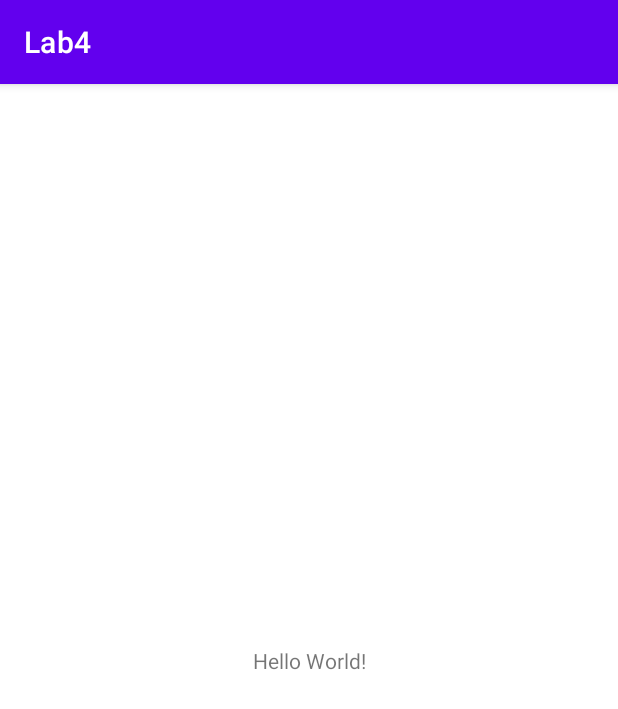
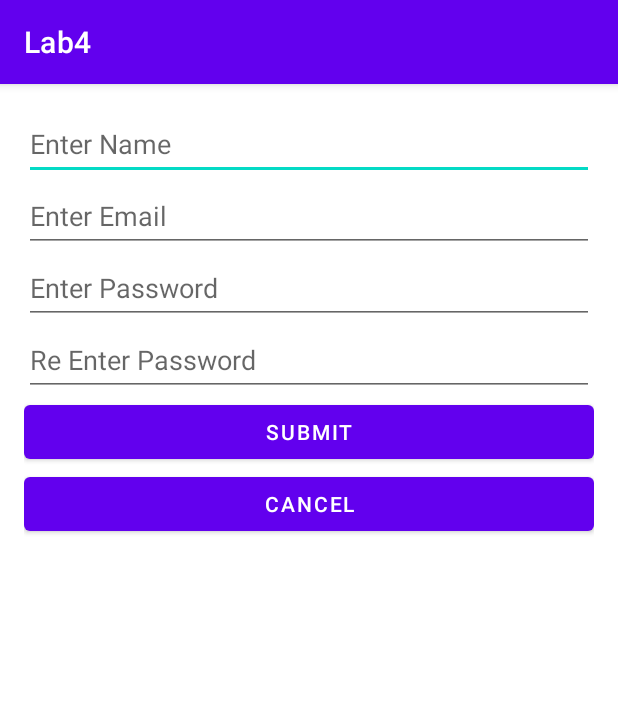
Before and after one commit to it21159794/MADTutorial04, an Android app: the screen it shows after launch (MainActivity), on a phone screen of 412 x 824 dp. Shown: the top 709 px of the screen. Run offline under Robolectric (Android 15) with nearby library versions, the phone set to English and light mode, and no system bars.

Commit message:
Initial commit

```diff
--- a/app/src/main/res/layout/activity_main.xml
+++ b/app/src/main/res/layout/activity_main.xml
@@ -1,18 +1,61 @@
 <?xml version="1.0" encoding="utf-8"?>
-<androidx.constraintlayout.widget.ConstraintLayout xmlns:android="http://schemas.android.com/apk/res/android"
+<LinearLayout xmlns:android="http://schemas.android.com/apk/res/android"
     xmlns:app="http://schemas.android.com/apk/res-auto"
     xmlns:tools="http://schemas.android.com/tools"
     android:layout_width="match_parent"
     android:layout_height="match_parent"
+    android:layout_marginLeft="16dp"
+    android:layout_marginTop="16dp"
+    android:layout_marginRight="16dp"
+    android:layout_marginBottom="16dp"
+    android:orientation="vertical"
     tools:context=".MainActivity">
 
-    <TextView
-        android:layout_width="wrap_content"
+    <EditText
+        android:id="@+id/editTextTextPersonName"
+        android:layout_width="match_parent"
+        android:layout_height="48dp"
+        android:height="48dp"
+        android:ems="10"
+        android:hint="@string/edtName"
+        android:inputType="textPersonName" />
+
+    <EditText
+        android:id="@+id/editTextTextPersonName2"
+        android:layout_width="match_parent"
+        android:layout_height="48dp"
+        android:height="48dp"
+        android:ems="10"
+        android:hint="@string/edtEmail"
+        android:inputType="textPersonName" />
+
+    <EditText
+        android:id="@+id/editTextTextPassword"
+        android:layout_width="match_parent"
+        android:layout_height="48dp"
+        android:height="48dp"
+        android:ems="10"
+        android:hint="@string/edtPassword"
+        android:inputType="textPassword" />
+
+    <EditText
+        android:id="@+id/editTextTextPassword2"
+        android:layout_width="match_parent"
+        android:layout_height="48dp"
+        android:height="48dp"
+        android:ems="10"
+        android:hint="@string/edtReTypePassword"
+        android:inputType="textPassword" />
+
+    <Button
+        android:id="@+id/btnSubmit"
+        android:layout_width="match_parent"
         android:layout_height="wrap_content"
-        android:text="Hello World!"
-        app:layout_constraintBottom_toBottomOf="parent"
-        app:layout_constraintEnd_toEndOf="parent"
-        app:layout_constraintStart_toStartOf="parent"
-        app:layout_constraintTop_toTopOf="parent" />
+        android:text="SUBMIT" />
 
-</androidx.constraintlayout.widget.ConstraintLayout>
+    <Button
+        android:id="@+id/btnCancel"
+        android:layout_width="match_parent"
+        android:layout_height="wrap_content"
+        android:text="CANCEL" />
+</LinearLayout>
--- a/app/src/main/res/values/strings.xml
+++ b/app/src/main/res/values/strings.xml
@@ -1,3 +1,7 @@
 <resources>
     <string name="app_name">Lab4</string>
+    <string name="edtName">Enter Name</string>
+    <string name="edtEmail">Enter Email</string>
+    <string name="edtPassword">Enter Password</string>
+    <string name="edtReTypePassword">Re Enter Password</string>
 </resources>
```
